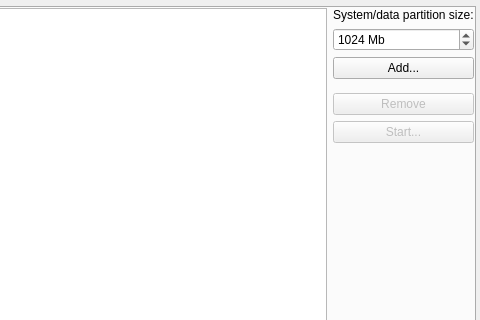
First picture: the form in src/plugins/android/androidsettingswidget.ui, repository qt-creator/qt-creator, before the edit; both pictures show x 651 to 1131 and y 229 to 549 of the 1131 by 826 pixel window.
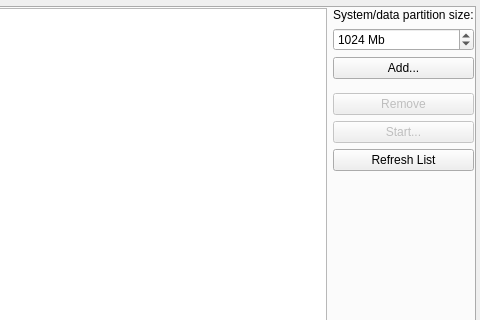
Second picture: the form after the edit. Custom widgets are drawn as their Qt base class.

Commit message:
Android: add refresh button for AVD list
* Added refresh button
* Moved startUpdateAvd() from updateUI() to AndroidSettingsWidget()
to avoid long load of AVD Manager UI.

Task-number: QTCREATORBUG-23284

The edit to the form file:
```diff
--- a/src/plugins/android/androidsettingswidget.ui
+++ b/src/plugins/android/androidsettingswidget.ui
@@ -304,6 +304,13 @@
            </property>
           </widget>
          </item>
+         <item>
+          <widget class="QPushButton" name="AVDRefreshPushButton">
+           <property name="text">
+            <string>Refresh List</string>
+           </property>
+          </widget>
+         </item>
          <item>
           <spacer name="verticalSpacer">
            <property name="orientation">
```
Left out of the diff: 4 changed lines with no effect on the pictures. The commit also changes 1 other file.
